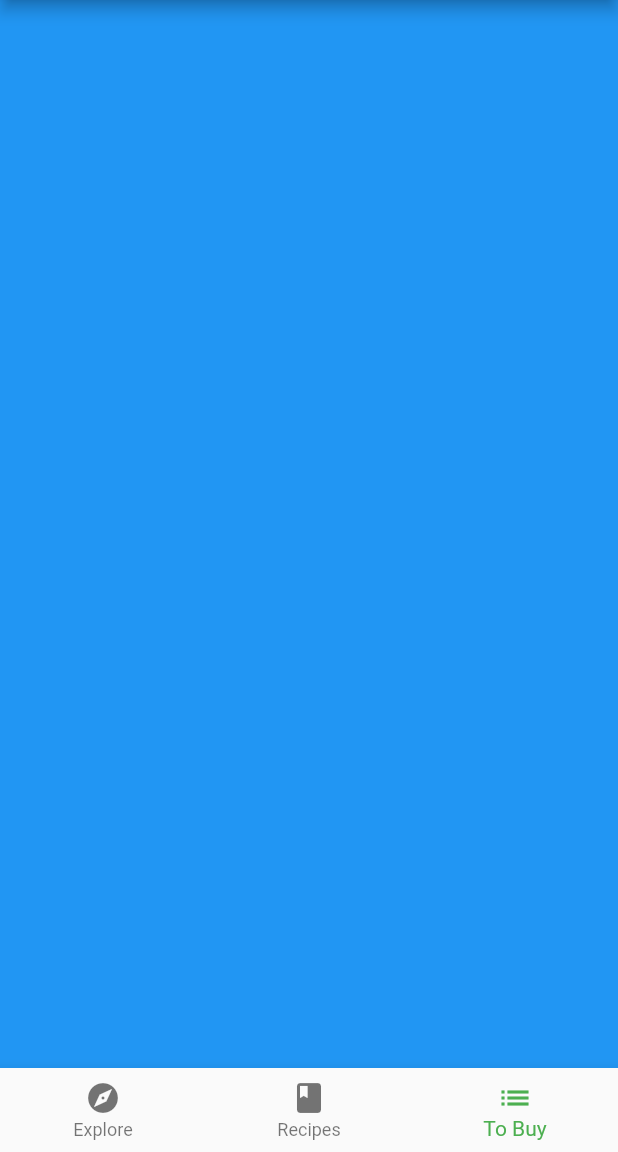
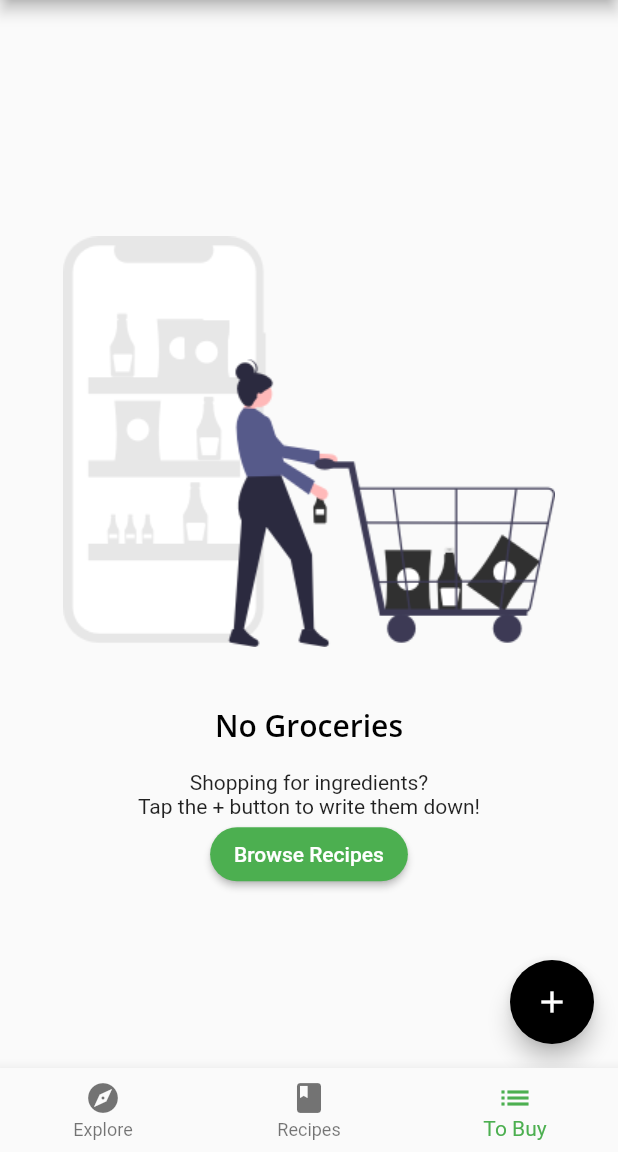
Before and after one commit to Manuelkpatsu/flutter_social_recipe_app, a Flutter app: the screen it shows after launch, item 3 of the bottom bar chosen, on a phone screen of 412 x 824 dp, the part 84-1236 px from its top. Run offline on Flutter 3.47's test engine with Material 2 defaults, Android fonts, the phone set to English and light mode, and no system bars; our stand-ins replace google_fonts.

Commit message:
Add GroceryScreen

```diff
--- a/lib/home.dart
+++ b/lib/home.dart
@@ -1,5 +1,8 @@
 import 'package:flutter/material.dart';
+import 'package:fluttersocialrecipeapp/screens/grocery_screen.dart';
+import 'package:provider/provider.dart';
 
+import 'models/tab_manager.dart';
 import 'screens/explore_screen.dart';
 import 'screens/recipes_screen.dart';
 
@@ -11,22 +14,16 @@
 }
 
 class _HomeState extends State<Home> {
-  int _selectedIndex = 0;
-
   static List<Widget> pages = <Widget>[
     ExploreScreen(),
     RecipesScreen(),
-    Container(color: Colors.blue),
+    const GroceryScreen(),
   ];
-
-  void _onItemTapped(int index) {
-    setState(() {
-      _selectedIndex = index;
-    });
-  }
 
   @override
   Widget build(BuildContext context) {
+    return Consumer<TabManager>(
+      builder: (context, tabManager, child) {
         return Scaffold(
           appBar: AppBar(
             title: Text(
@@ -34,12 +31,14 @@
               style: Theme.of(context).textTheme.headline6,
             ),
           ),
-      body: pages[_selectedIndex],
+          // TODO: Replace body
+          body: pages[tabManager.selectedTab],
           bottomNavigationBar: BottomNavigationBar(
-        selectedItemColor:
-        Theme.of(context).textSelectionTheme.selectionColor,
-        currentIndex: _selectedIndex,
-        onTap: _onItemTapped,
+            selectedItemColor: Theme.of(context).textSelectionTheme.selectionColor,
+            currentIndex: tabManager.selectedTab,
+            onTap: (index) {
+              tabManager.goToTab(index);
+            },
             items: const <BottomNavigationBarItem>[
               BottomNavigationBarItem(
                 icon: Icon(Icons.explore),
@@ -56,5 +55,7 @@
             ],
           ),
         );
+      },
+    );
   }
 }
--- a/lib/main.dart
+++ b/lib/main.dart
@@ -1,7 +1,10 @@
 import 'package:flutter/material.dart';
+import 'package:provider/provider.dart';
 
 import 'fooderlich_theme.dart';
 import 'home.dart';
+import 'models/grocery_manager.dart';
+import 'models/tab_manager.dart';
 
 void main() {
   runApp(const Fooderlich());
@@ -18,7 +21,13 @@
       debugShowCheckedModeBanner: false,
       theme: theme,
       title: 'Fooderlich',
-      home: const Home(),
+      home: MultiProvider(
+        providers: [
+          ChangeNotifierProvider(create: (context) => TabManager()),
+          ChangeNotifierProvider(create: (context) => GroceryManager()),
+        ],
+        child: const Home(),
+      ),
     );
   }
 }
--- /dev/null
+++ b/lib/models/grocery_item.dart
@@ -0,0 +1,47 @@
+import 'package:flutter/painting.dart';
+
+enum Importance {
+  low,
+  medium,
+  high,
+}
+
+class GroceryItem {
+  final String id;
+  final String name;
+  final Importance importance;
+  final Color color;
+  final int quantity;
+  final DateTime date;
+  final bool isComplete;
+
+  GroceryItem({
+    required this.id,
+    required this.name,
+    required this.importance,
+    required this.color,
+    required this.quantity,
+    required this.date,
+    this.isComplete = false,
+  });
+
+  GroceryItem copyWith({
+    String? id,
+    String? name,
+    Importance? importance,
+    Color? color,
+    int? quantity,
+    DateTime? date,
+    bool? isComplete,
+  }) {
+    return GroceryItem(
+      id: id ?? this.id,
+      name: name ?? this.name,
+      importance: importance ?? this.importance,
+      color: color ?? this.color,
+      quantity: quantity ?? this.quantity,
+      date: date ?? this.date,
+      isComplete: isComplete ?? this.isComplete,
+    );
+  }
+}
--- /dev/null
+++ b/lib/models/tab_manager.dart
@@ -0,0 +1,15 @@
+import 'package:flutter/material.dart';
+
+class TabManager extends ChangeNotifier {
+  int selectedTab = 0;
+
+  void goToTab(index) {
+    selectedTab = index;
+    notifyListeners();
+  }
+
+  void goToRecipes() {
+    selectedTab = 1;
+    notifyListeners();
+  }
+}
--- /dev/null
+++ b/lib/screens/empty_grocery_screen.dart
@@ -0,0 +1,48 @@
+import 'package:flutter/material.dart';
+import 'package:fluttersocialrecipeapp/models/tab_manager.dart';
+import 'package:provider/provider.dart';
+
+class EmptyGroceryScreen extends StatelessWidget {
+  const EmptyGroceryScreen({Key? key}) : super(key: key);
+
+  @override
+  Widget build(BuildContext context) {
+    return Padding(
+      padding: const EdgeInsets.all(30.0),
+      child: Center(
+        child: Column(
+          mainAxisAlignment: MainAxisAlignment.center,
+          children: [
+            Flexible(
+              child: AspectRatio(
+                aspectRatio: 1 / 1,
+                child: Image.asset('assets/fooderlich_assets/empty_list.png'),
+              ),
+            ),
+            Text(
+              'No Groceries',
+              style: Theme.of(context).textTheme.headline6,
+            ),
+            const SizedBox(height: 16.0),
+            const Text(
+              'Shopping for ingredients?\n'
+              'Tap the + button to write them down!',
+              textAlign: TextAlign.center,
+            ),
+            MaterialButton(
+              textColor: Colors.white,
+              child: const Text('Browse Recipes'),
+              shape: RoundedRectangleBorder(
+                borderRadius: BorderRadius.circular(30.0),
+              ),
+              color: Colors.green,
+              onPressed: () {
+                Provider.of<TabManager>(context, listen: false).goToRecipes();
+              },
+            ),
+          ],
+        ),
+      ),
+    );
+  }
+}
--- /dev/null
+++ b/lib/screens/grocery_screen.dart
@@ -0,0 +1,35 @@
+import 'package:flutter/material.dart';
+import 'package:fluttersocialrecipeapp/models/grocery_manager.dart';
+import 'package:provider/provider.dart';
+
+import 'empty_grocery_screen.dart';
+
+class GroceryScreen extends StatelessWidget {
+  const GroceryScreen({Key? key}) : super(key: key);
+
+  @override
+  Widget build(BuildContext context) {
+    return Scaffold(
+      floatingActionButton: FloatingActionButton(
+        child: const Icon(Icons.add),
+        onPressed: () {
+          // TODO 11: Present GroceryItemScreen
+        },
+      ),
+      body: buildGroceryScreen(),
+    );
+  }
+
+  Widget buildGroceryScreen() {
+    return Consumer<GroceryManager>(
+      builder: (context, manager, child) {
+        if (manager.groceryItems.isNotEmpty) {
+          // TODO 25: Add GroceryListScreen
+          return Container();
+        } else {
+          return const EmptyGroceryScreen();
+        }
+      },
+    );
+  }
+}
--- a/pubspec.yaml
+++ b/pubspec.yaml
@@ -30,6 +30,7 @@
   flutter:
     sdk: flutter
   google_fonts: ^2.1.0
+  provider: ^6.0.1
 
   # The following adds the Cupertino Icons font to your application.
   # Use with the CupertinoIcons class for iOS style icons.
@@ -67,6 +68,7 @@
     - assets/magazine_pics/
     - assets/profile_pics/
     - assets/sample_data/
+    - assets/fooderlich_assets/
 
   # An image asset can refer to one or more resolution-specific "variants", see
   # https://flutter.dev/assets-and-images/#resolution-aware.
```
Also changed, not shown: lib/models/grocery_manager.dart (added, +29 -0 lines), assets/fooderlich_assets/empty_list.png (added), pubspec.lock. Lines whose indentation alone changed are shown as unchanged.
